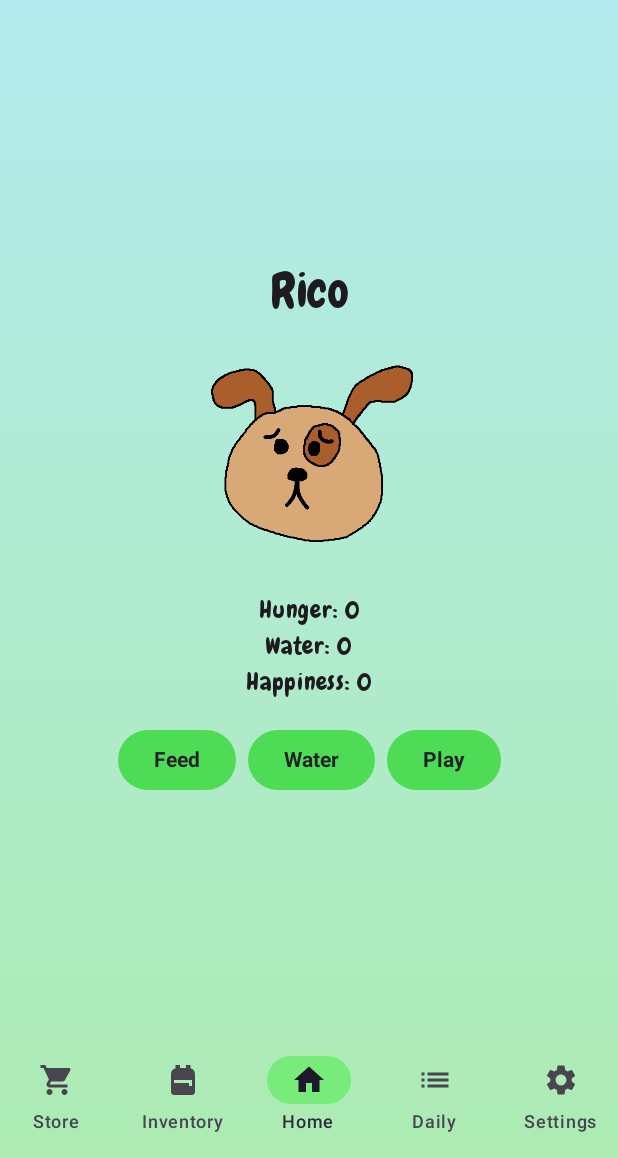
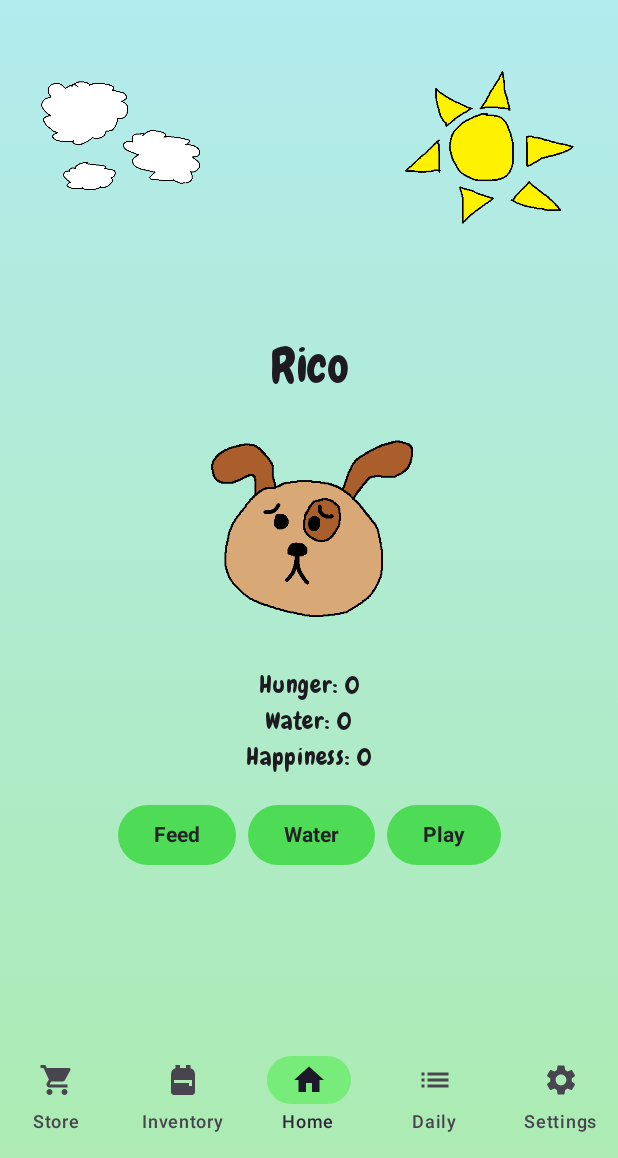
Before and after one commit to ASpoonfulOfSalt/tamagotchi-app, an Android app built with Jetpack Compose: the screen it shows after launch (MainActivity), on a phone screen of 412 x 824 dp, the part 78-1236 px from its top. Run offline under Robolectric (Android 15) with nearby library versions, the light colour scheme and no system bars; our stand-ins replace Room's generated code.

Commit message:
Created Day and Night Mode by adding a Sun/Clouds png during 9AM - 8:59 PM and a Moon/Stars png during 9PM - 8:59 AM

```diff
--- a/app/src/main/kotlin/com/cse/tamagotchi/ui/HomeScreen.kt
+++ b/app/src/main/kotlin/com/cse/tamagotchi/ui/HomeScreen.kt
@@ -20,6 +20,22 @@ import com.cse.tamagotchi.ui.theme.DarkGrey
 import com.cse.tamagotchi.ui.theme.LightModeGreen
 import com.cse.tamagotchi.ui.theme.PureWhite
 import com.cse.tamagotchi.viewmodel.TamagotchiViewModel
+import kotlinx.coroutines.delay
+import java.util.Calendar
+
+@Composable
+fun produceIsNightState(): State<Boolean> {
+    return produceState(initialValue = false) {
+        while (true) {
+            val calendar = Calendar.getInstance()
+            val currentHour = calendar.get(Calendar.HOUR_OF_DAY)
+            // Night mode is from 9 PM (21) to 8:59 AM (8)
+            value = currentHour >= 21 || currentHour < 9
+            // Wait for one minute before re-checking the time
+            delay(60_000)
+        }
+    }
+}
 
 @OptIn(ExperimentalMaterial3Api::class)
 @Composable
@@ -29,6 +45,7 @@ fun HomeScreen(viewModel: TamagotchiViewModel, isDarkMode: Boolean) {
     val snackbarHostState = remember { SnackbarHostState() }
     var showRenameDialog by rememberSaveable { mutableStateOf(false) }
     var newName by rememberSaveable { mutableStateOf("") }
+    val isNight by produceIsNightState()
 
     LaunchedEffect(uiState.userMessage) {
         uiState.userMessage?.let {
@@ -83,13 +100,34 @@ fun HomeScreen(viewModel: TamagotchiViewModel, isDarkMode: Boolean) {
         }
     ) { padding ->
         Box(modifier = Modifier.fillMaxSize().padding(padding)) {
+            // Sun/Moon in the top-right corner
+            Image(
+                painter = painterResource(id = if (isNight) R.drawable.ic_night_moon else R.drawable.ic_day_sun),
+                contentDescription = if (isNight) "Night icon" else "Day icon",
+                modifier = Modifier
+                    .padding(24.dp)
+                    .size(125.dp)
+                    .align(Alignment.TopEnd) // Always in the top right
+            )
+
+            // Stars/Clouds in the top-left corner
+            Image(
+                painter = painterResource(id = if (isNight) R.drawable.ic_night_stars else R.drawable.ic_day_clouds),
+                contentDescription = if (isNight) "Stars icon" else "Clouds icon",
+                modifier = Modifier
+                    .padding(24.dp)
+                    .size(110.dp)
+                    .align(Alignment.TopStart) // Always in the top left
+            )
+
             if (uiState.isLoading) {
                 CircularProgressIndicator(modifier = Modifier.align(Alignment.Center))
             } else {
                 Column(
                     modifier = Modifier
                         .align(Alignment.Center)
-                        .padding(16.dp),
+                        .padding(16.dp)
+                        .offset(y = 50.dp),
                     horizontalAlignment = Alignment.CenterHorizontally
                 ) {
                     Text(
@@ -102,7 +140,7 @@ fun HomeScreen(viewModel: TamagotchiViewModel, isDarkMode: Boolean) {
                     Spacer(Modifier.height(8.dp))
 
                     Crossfade(targetState = tamagotchi.expression, label = "pet-expression") {
-                        expression ->
+                            expression ->
                         Image(
                             painter = painterResource(
                                 id = when (expression) {
```
Also changed, not shown: app/src/main/res/drawable/ic_day_clouds.png (added), app/src/main/res/drawable/ic_day_sun.png (added), app/src/main/res/drawable/ic_gotchi_hearts.png (added), app/src/main/res/drawable/ic_night_moon.png (added), app/src/main/res/drawable/ic_night_stars.png (added).
